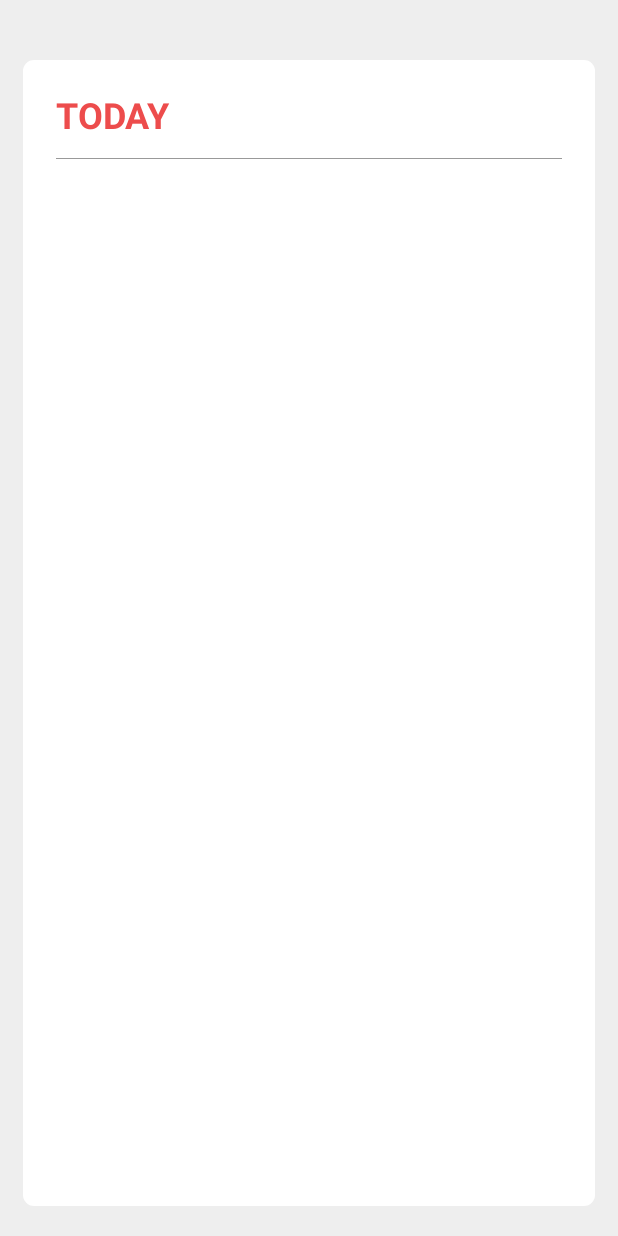
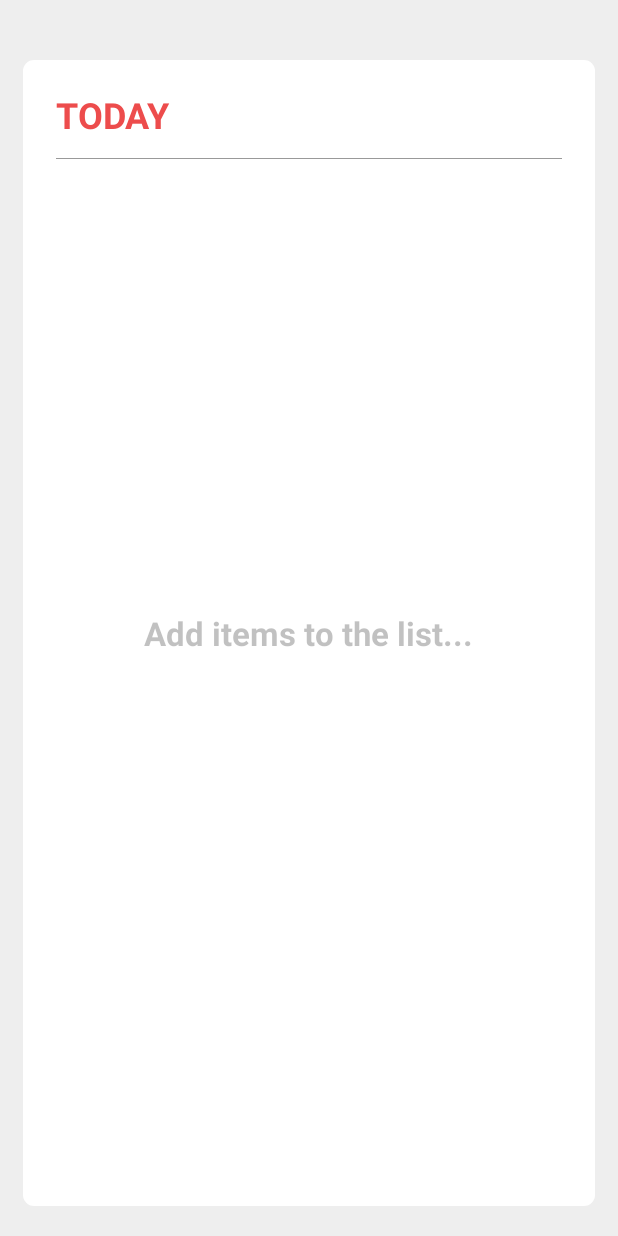
Before and after one commit to gurinderhans/Today, an Android app: the screen it shows after launch (MainActivity), on a phone screen of 412 x 824 dp. Run offline under Robolectric (Android 15) with nearby library versions, the phone set to English and light mode, and no system bars; libraries missing offline, so code that uses them is left out: io.realm; 4 statements that could not run were skipped.

Commit message:
add empty list view, better edit view focus management

```diff
--- a/android/Today/app/src/main/java/me/gurinderhans/today/PageFragment.java
+++ b/android/Today/app/src/main/java/me/gurinderhans/today/PageFragment.java
@@ -66,7 +66,7 @@ public class PageFragment extends Fragment {
                              Bundle savedInstanceState) {
         final View rootView = inflater.inflate(R.layout.fragment_page_layout, container, false);
 
-        mAdapter = new TodayPagerDataAdapter(getContext());
+        mAdapter = new TodayPagerDataAdapter(getContext(), rootView.findViewById(R.id.empty_list_view));
 
         mListView = (RecyclerView) rootView.findViewById(R.id.items_list);
         mListView.setLayoutManager(new LinearLayoutManager(getContext()));
@@ -142,6 +142,7 @@ public class PageFragment extends Fragment {
 
         RealmResults<TodoItem> results = realm.where(TodoItem.class)
                 .between("createdAt", start.toDate(), end.toDate())
+                .equalTo("done", false)
                 .findAllSorted("createdAt", RealmResults.SORT_ORDER_DESCENDING);
         mAdapter.setAll(results);
 
--- a/android/Today/app/src/main/java/me/gurinderhans/today/TodayPagerDataAdapter.java
+++ b/android/Today/app/src/main/java/me/gurinderhans/today/TodayPagerDataAdapter.java
@@ -3,6 +3,7 @@ package me.gurinderhans.today;
 import android.content.Context;
 import android.support.v7.widget.RecyclerView;
 import android.view.LayoutInflater;
+import android.view.View;
 import android.view.ViewGroup;
 
 import java.util.ArrayList;
@@ -21,8 +22,10 @@ public class TodayPagerDataAdapter extends RecyclerView.Adapter<TodoItemViewHold
     public static Realm REALM_INSTANCE;
 
     private List<TodoItem> mTodoItemsList = new ArrayList<>();
+    private View emptyView;
 
-    public TodayPagerDataAdapter(Context context) {
+    public TodayPagerDataAdapter(Context context, View emptyView) {
+        this.emptyView = emptyView;
         REALM_INSTANCE = Realm.getInstance(context);
     }
 
@@ -41,6 +44,10 @@ public class TodayPagerDataAdapter extends RecyclerView.Adapter<TodoItemViewHold
 
     @Override
     public int getItemCount() {
+        if (mTodoItemsList.size() == 0) {
+            emptyView.setVisibility(View.VISIBLE);
+        } else emptyView.setVisibility(View.INVISIBLE);
+
         return mTodoItemsList.size();
     }
 
--- a/android/Today/app/src/main/java/me/gurinderhans/today/TodoItemViewHolder.java
+++ b/android/Today/app/src/main/java/me/gurinderhans/today/TodoItemViewHolder.java
@@ -44,8 +44,10 @@ public class TodoItemViewHolder extends RecyclerView.ViewHolder implements
             @Override
             public void onFocusChange(View v, boolean hasFocus) {
                 todoTextViewHasFocus = hasFocus;
-                if (!hasFocus)
+                if (!hasFocus) {
+                    onTodoTextChanged();
                     todoTextView.allowEditing(false);
+                }
             }
         });
     }
@@ -81,7 +83,7 @@ public class TodoItemViewHolder extends RecyclerView.ViewHolder implements
     public void onClick(View v) {
         switch (v.getId()) {
             case R.id.item_content:
-
+                if (!todoTextViewHasFocus) {
                     try {
                         TodoItemView currentFocus = (TodoItemView) ((Activity) mContext).getCurrentFocus();
                         if (currentFocus != null) {
@@ -90,8 +92,8 @@ public class TodoItemViewHolder extends RecyclerView.ViewHolder implements
                         }
                     } catch (Exception e) {/**/}
 
-                if (!todoTextViewHasFocus)
                     toggleDone();
+                }
                 break;
             default:
                 break;
--- a/android/Today/app/src/main/res/layout/fragment_page_layout.xml
+++ b/android/Today/app/src/main/res/layout/fragment_page_layout.xml
@@ -1,7 +1,7 @@
 <?xml version="1.0" encoding="utf-8"?>
-<LinearLayout xmlns:android="http://schemas.android.com/apk/res/android"
-              android:layout_width="match_parent"
-              android:layout_height="match_parent">
+<RelativeLayout xmlns:android="http://schemas.android.com/apk/res/android"
+                android:layout_width="match_parent"
+                android:layout_height="match_parent">
 
     <LinearLayout
         android:layout_width="match_parent"
@@ -79,4 +79,15 @@
             />
     </LinearLayout>
 
-</LinearLayout>
+    <TextView
+        android:id="@+id/empty_list_view"
+        android:layout_width="wrap_content"
+        android:layout_height="wrap_content"
+        android:layout_centerInParent="true"
+        android:text="Add items to the list..."
+        android:textColor="#4D333333"
+        android:textSize="22sp"
+        android:textStyle="bold"
+        android:visibility="invisible"/>
+
+</RelativeLayout>
```
Lines whose indentation alone changed are shown as unchanged.
